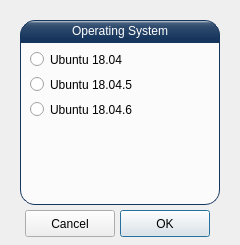
The window that UI/install.ui (ainfosec/FISSURE) describes before a commit, drawn with Qt 5.
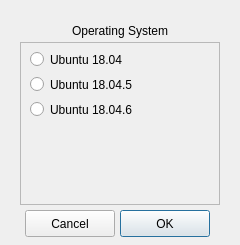
The same window after the commit.

```diff
--- a/UI/install.ui
+++ b/UI/install.ui
@@ -48,21 +48,6 @@
      <height>22</height>
     </rect>
    </property>
-   <property name="styleSheet">
-    <string notr="true">QLabel#label1{
-   qproperty-alignment: AlignCenter;
-	border: 1px solid #17365D;
-	border-top-left-radius: 15px;
-	border-top-right-radius: 15px;
-	background-color: qlineargradient(spread:pad, x1:0, y1:0, x2:0, y2:1, stop:0 #e7eaee, stop:0.12 #455e7d, stop:0.3 #2e4a6d,   stop:0.85 #17365D, stop:1 #17365D);
-	padding: 0px 0px;
-	color: rgb(255, 255, 255);
-	max-height: 20px;
-	font: bold 10pt &quot;Ubuntu&quot;;
-}
-
-</string>
-   </property>
    <property name="text">
     <string>Operating System</string>
    </property>
@@ -79,14 +64,6 @@
      <height>163</height>
     </rect>
    </property>
-   <property name="styleSheet">
-    <string notr="true">QFrame#frame1 {
-	background-color: rgb(251, 251, 251);
-	border: 1px solid #17365D;
-	border-bottom-left-radius: 15px;
-	border-bottom-right-radius: 15px;
-}</string>
-   </property>
    <property name="frameShape">
     <enum>QFrame::StyledPanel</enum>
    </property>
```
Left out of the diff: 4 changed lines with no effect on the pictures.
